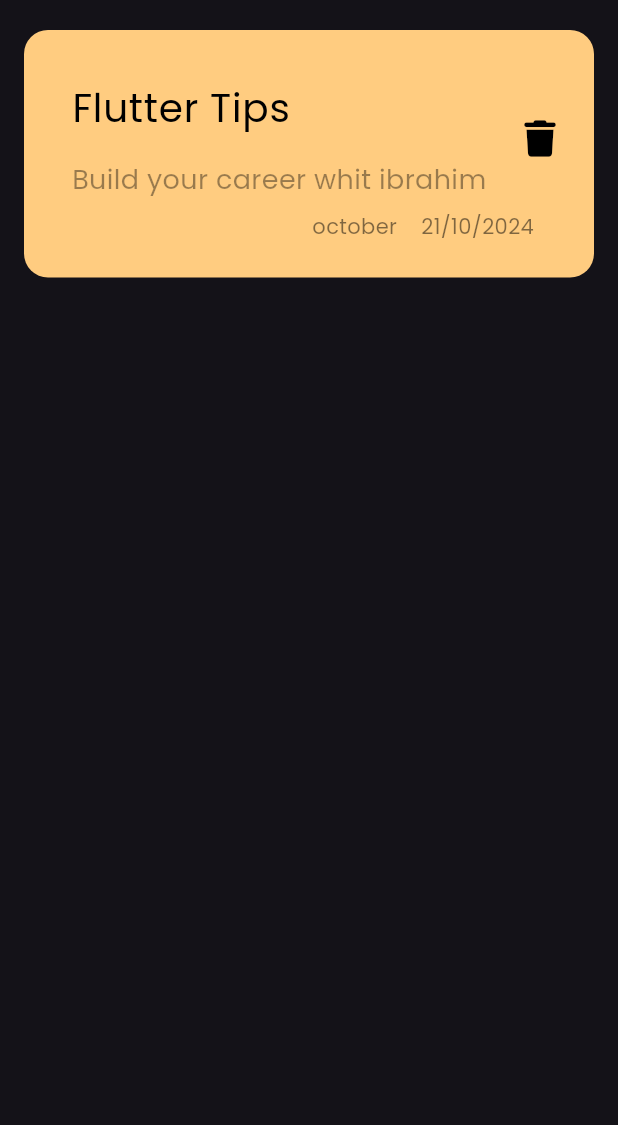
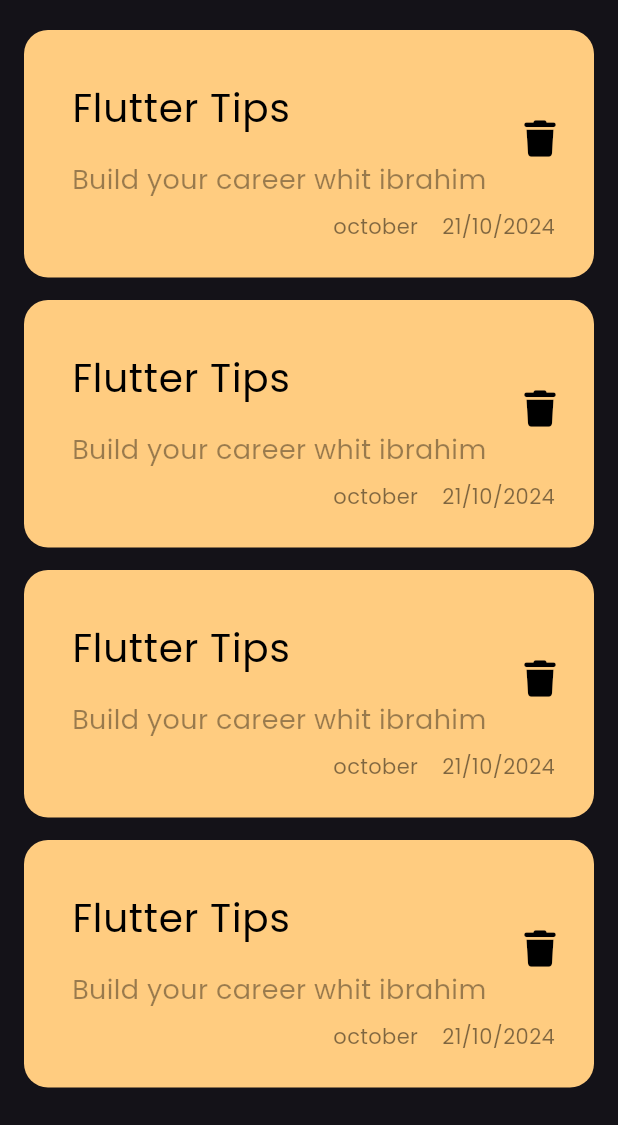
Before and after one commit to Ibrahim-Meshemshan/notes_app, a Flutter app: the screen it shows after launch, on a phone screen of 412 x 824 dp, the part 111-1236 px from its top. Run offline on Flutter 3.47's test engine with Material 3 defaults, Android fonts, the phone set to English and light mode, and no system bars; our stand-ins replace font_awesome_flutter.

Commit message:
create notes list view

```diff
--- a/lib/views/widgets/custom_notes_item.dart
+++ b/lib/views/widgets/custom_notes_item.dart
@@ -6,7 +6,9 @@ class NoteItem extends StatelessWidget {
 
   @override
   Widget build(BuildContext context) {
-    return Container(
+    return Column(
+      children: [
+        Container(
           padding: const EdgeInsets.only(top: 24,bottom: 24,left: 16),
           decoration: BoxDecoration(
             color: const Color(0xffFFCC80),
@@ -39,14 +41,18 @@ class NoteItem extends StatelessWidget {
                 ),
               ),
               Padding(
-            padding: const EdgeInsets.only(right: 40.0),
+                padding: const EdgeInsets.only(right: 26.0),
                 child: Text(
                   'october    21/10/2024',
                   style: TextStyle(color: Colors.black.withOpacity(0.5),),
                 ),
-          )
+              ),
+
             ],
           ),
+        ),
+        SizedBox(height: 15)
+      ],
     );
   }
 }
--- /dev/null
+++ b/lib/views/widgets/notes_listView.dart
@@ -0,0 +1,19 @@
+import 'package:flutter/material.dart';
+
+import 'custom_notes_item.dart';
+
+class NotesListView extends StatelessWidget {
+  const NotesListView({super.key});
+
+  @override
+  Widget build(BuildContext context) {
+    return Expanded(
+      child: ListView.builder(
+        itemCount: 6,
+        itemBuilder: (context, index) {
+          return const NoteItem();
+        },
+      ),
+    );
+  }
+}
--- a/lib/views/widgets/notes_view_body.dart
+++ b/lib/views/widgets/notes_view_body.dart
@@ -1,5 +1,7 @@
+import 'package:flutter/cupertino.dart';
 import 'package:flutter/material.dart';
 import 'package:notes_app/views/widgets/custom_app_bar.dart';
+import 'package:notes_app/views/widgets/notes_listView.dart';
 
 import 'custom_notes_item.dart';
 
@@ -10,13 +12,12 @@ class NotesViewBody extends StatelessWidget {
   Widget build(BuildContext context) {
     return const SafeArea(
       child: Padding(
-        padding:  EdgeInsets.all(16.0),
+        padding: EdgeInsets.all(16.0),
         child: Column(
           children: [
             CustomAppBar(),
             SizedBox(height: 20),
-            NoteItem(),
-
+            NotesListView(),
           ],
         ),
       ),
```
Lines whose indentation alone changed are shown as unchanged.
